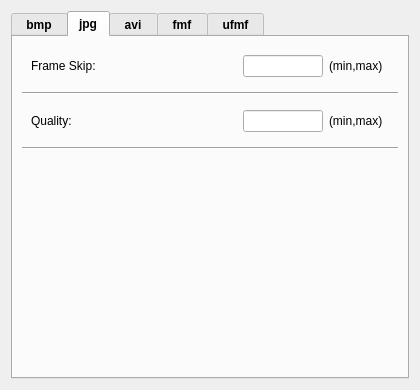
This is src/gui/logging_settings_dialog.ui in janelia-idf/bias as Qt 5 draws it before an edit. The edited form follows.
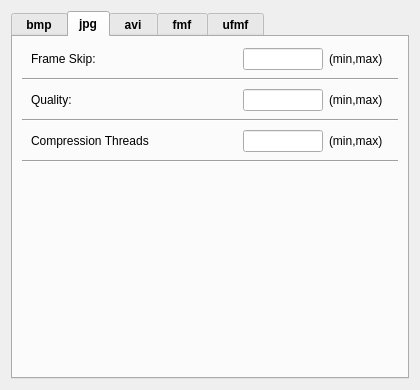
This is the edited form. The open tabs and pages were chosen to show the change.

Commit message: Worked on adding number of compression threads to jpg logging settings GUI.

```diff
--- a/src/gui/logging_settings_dialog.ui
+++ b/src/gui/logging_settings_dialog.ui
@@ -212,6 +212,12 @@
        <item>
         <widget class="QWidget" name="jpgFrameSkipWidgetPtr_" native="true">
          <layout class="QHBoxLayout" name="horizontalLayout_6">
+          <property name="topMargin">
+           <number>2</number>
+          </property>
+          <property name="bottomMargin">
+           <number>2</number>
+          </property>
           <item>
            <widget class="QLabel" name="jpgFrameSkipLabelPtr_">
             <property name="sizePolicy">
@@ -316,6 +322,12 @@
        <item>
         <widget class="QWidget" name="jpgQualityWidgetPtr_" native="true">
          <layout class="QHBoxLayout" name="horizontalLayout_9">
+          <property name="topMargin">
+           <number>2</number>
+          </property>
+          <property name="bottomMargin">
+           <number>2</number>
+          </property>
           <item>
            <widget class="QLabel" name="jpgQualityLabelPtr_">
             <property name="sizePolicy">
@@ -417,6 +429,128 @@
          </property>
         </widget>
        </item>
+       <item>
+        <widget class="QWidget" name="jpgComressionThreadsWidgetPtr_" native="true">
+         <layout class="QHBoxLayout" name="horizontalLayout_10">
+          <property name="topMargin">
+           <number>2</number>
+          </property>
+          <property name="bottomMargin">
+           <number>2</number>
+          </property>
+          <item>
+           <widget class="QLabel" name="jpgCompressionThreadsLabelPtr_">
+            <property name="sizePolicy">
+             <sizepolicy hsizetype="Fixed" vsizetype="Preferred">
+              <horstretch>0</horstretch>
+              <verstretch>0</verstretch>
+             </sizepolicy>
+            </property>
+            <property name="minimumSize">
+             <size>
+              <width>120</width>
+              <height>0</height>
+             </size>
+            </property>
+            <property name="maximumSize">
+             <size>
+              <width>120</width>
+              <height>16777215</height>
+             </size>
+            </property>
+            <property name="font">
+             <font>
+              <weight>50</weight>
+              <bold>false</bold>
+             </font>
+            </property>
+            <property name="text">
+             <string>Compression Threads</string>
+            </property>
+           </widget>
+          </item>
+          <item>
+           <spacer name="horizontalSpacer_25">
+            <property name="orientation">
+             <enum>Qt::Horizontal</enum>
+            </property>
+            <property name="sizeHint" stdset="0">
+             <size>
+              <width>90</width>
+              <height>20</height>
+             </size>
+            </property>
+           </spacer>
+          </item>
+          <item>
+           <widget class="QLineEdit" name="jpgCompressionThreadsLineEditPtr_">
+            <property name="sizePolicy">
+             <sizepolicy hsizetype="Fixed" vsizetype="Fixed">
+              <horstretch>0</horstretch>
+              <verstretch>0</verstretch>
+             </sizepolicy>
+            </property>
+            <property name="minimumSize">
+             <size>
+              <width>80</width>
+              <height>0</height>
+             </size>
+            </property>
+            <property name="maximumSize">
+             <size>
+              <width>80</width>
+              <height>16777215</height>
+             </size>
+            </property>
+            <property name="font">
+             <font>
+              <weight>75</weight>
+              <bold>true</bold>
+             </font>
+            </property>
+           </widget>
+          </item>
+          <item>
+           <widget class="QLabel" name="jpgCompressionThreadsRangeLabelPtr_">
+            <property name="sizePolicy">
+             <sizepolicy hsizetype="Fixed" vsizetype="Preferred">
+              <horstretch>0</horstretch>
+              <verstretch>0</verstretch>
+             </sizepolicy>
+            </property>
+            <property name="minimumSize">
+             <size>
+              <width>60</width>
+              <height>0</height>
+             </size>
+            </property>
+            <property name="maximumSize">
+             <size>
+              <width>60</width>
+              <height>16777215</height>
+             </size>
+            </property>
+            <property name="font">
+             <font>
+              <weight>50</weight>
+              <bold>false</bold>
+             </font>
+            </property>
+            <property name="text">
+             <string>(min,max)</string>
+            </property>
+           </widget>
+          </item>
+         </layout>
+        </widget>
+       </item>
+       <item>
+        <widget class="Line" name="line_8">
+         <property name="orientation">
+          <enum>Qt::Horizontal</enum>
+         </property>
+        </widget>
+       </item>
        <item>
         <spacer name="verticalSpacer_4">
          <property name="orientation">
```
Left out of the diff: 4 changed lines with no effect on the pictures. The commit also changes 2 other files.
